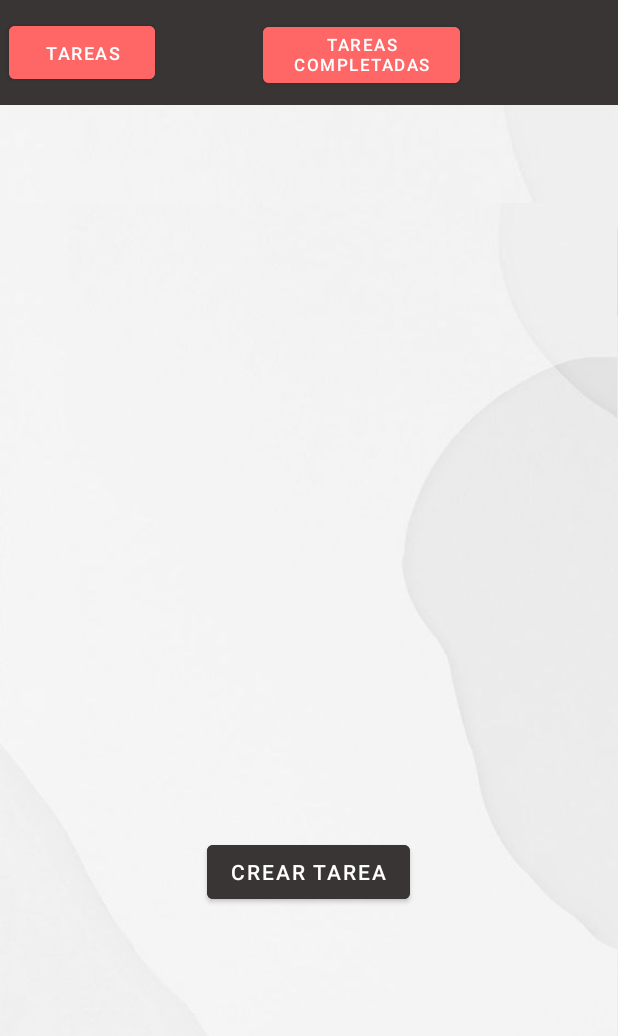
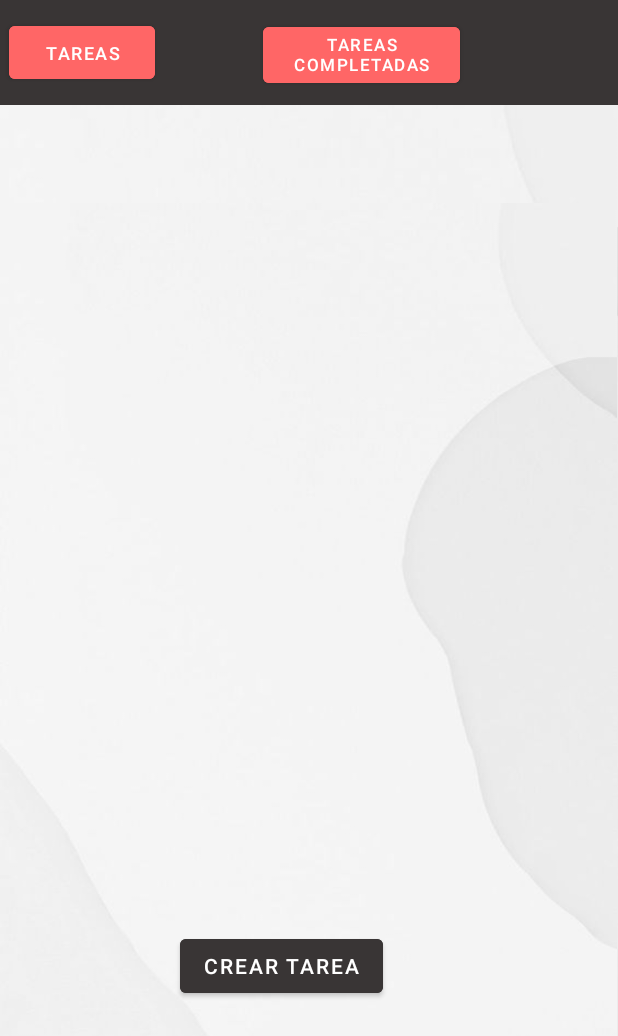
Before and after one commit to SaytoonSummer/TimeSlice, an Android app: the TaskListFragment screen opened directly, with no data from a screen before it, on a phone screen of 412 x 824 dp. Shown: the top 1036 px of the screen. Run offline under Robolectric (Android 15) with nearby library versions, the phone set to English and light mode, and no system bars; our stand-ins replace Firebase (no records; nobody signed in at launch, a user with empty details on screens opened directly).

Commit message:
Proyecto Completo

```diff
--- a/app/src/main/java/com/example/pomodoro/Task/TaskSide/TaskAdapter.java
+++ b/app/src/main/java/com/example/pomodoro/Task/TaskSide/TaskAdapter.java
@@ -110,7 +110,7 @@ public class TaskAdapter extends RecyclerView.Adapter<TaskAdapter.ViewHolder> {
         public void bind(TaskModel task) {
             editarButton.setText(task.getTaskName());
 
-            circleImageView.setImageResource(R.drawable.circleprogress);
+            circleImageView.setImageResource(R.drawable.circle);
         }
     }
 
--- a/app/src/main/res/layout/fragment_task_list.xml
+++ b/app/src/main/res/layout/fragment_task_list.xml
@@ -10,10 +10,12 @@
 
     <androidx.recyclerview.widget.RecyclerView
         android:id="@+id/recyclerView2"
-        android:layout_width="409dp"
-        android:layout_height="226dp"
+        android:layout_width="0dp"
+        android:layout_height="0dp"
+        android:layout_marginStart="10dp"
         android:layout_marginTop="33dp"
-        android:layout_marginBottom="39dp"
+        android:layout_marginEnd="10dp"
+        android:layout_marginBottom="149dp"
         android:backgroundTint="#FFFFFF"
         app:layout_constraintBottom_toTopOf="@+id/progressBar"
         app:layout_constraintEnd_toEndOf="parent"
@@ -22,10 +24,10 @@
 
     <ProgressBar
         android:id="@+id/progressBar"
-        android:layout_width="134dp"
+        android:layout_width="136dp"
         android:layout_height="0dp"
         android:layout_gravity="center"
-        android:layout_marginBottom="199dp"
+        android:layout_marginBottom="113dp"
         android:visibility="visible"
         app:layout_constraintBottom_toTopOf="@+id/createtask"
         app:layout_constraintEnd_toEndOf="parent"
@@ -36,12 +38,13 @@
         android:id="@+id/createtask"
         android:layout_width="wrap_content"
         android:layout_height="wrap_content"
-        android:layout_marginBottom="28dp"
+        android:layout_marginBottom="27dp"
         android:backgroundTint="#393535"
         android:text="Crear Tarea"
         android:textColor="#FFFFFF"
         app:layout_constraintBottom_toBottomOf="parent"
         app:layout_constraintEnd_toEndOf="parent"
+        app:layout_constraintHorizontal_bias="0.435"
         app:layout_constraintStart_toStartOf="parent"
         app:layout_constraintTop_toBottomOf="@+id/progressBar" />
 
```
